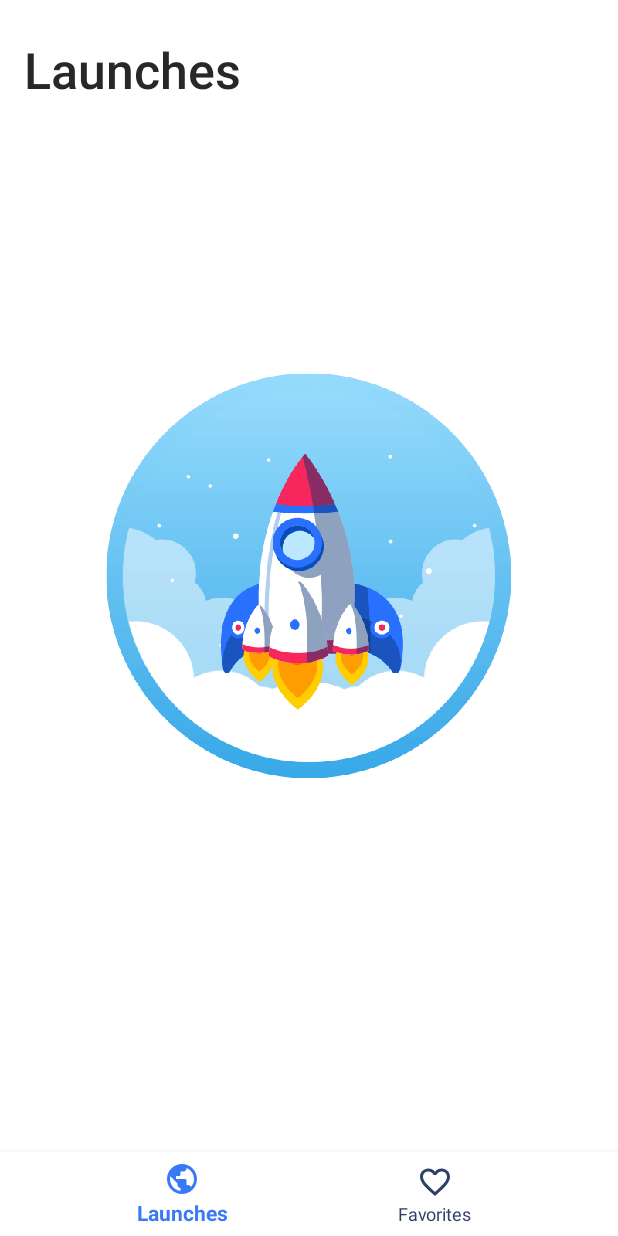
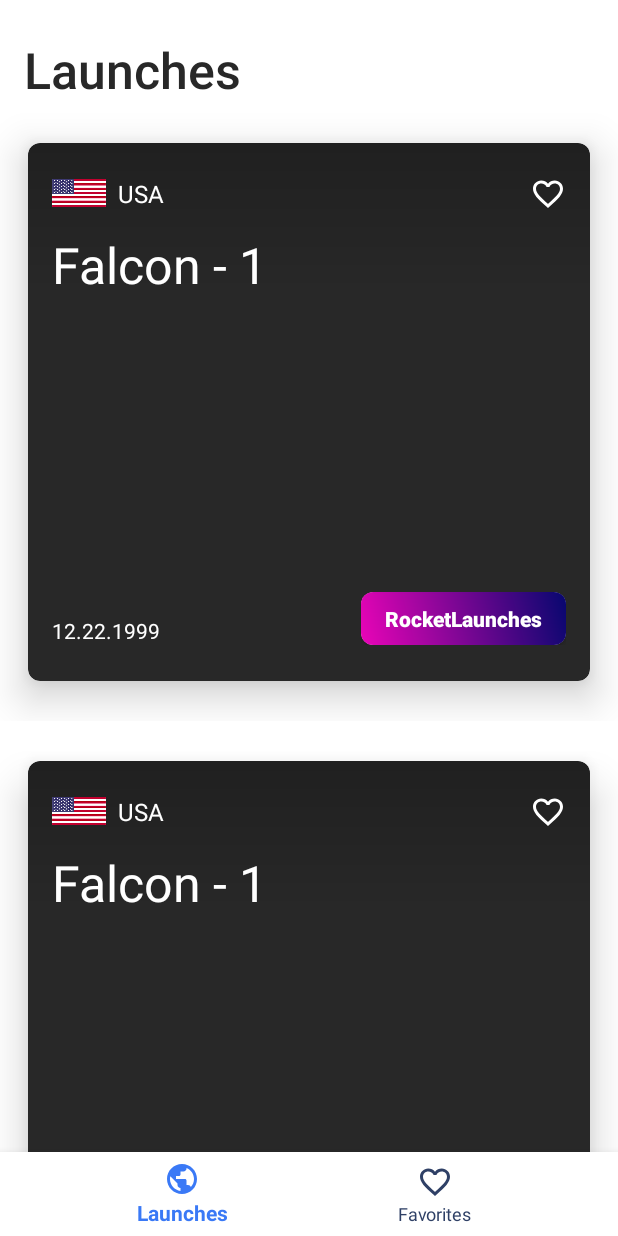
Before and after one commit to shevart/AndroidCleanArchitecture, an Android app: the screen it shows after launch (MainActivity), on a phone screen of 412 x 824 dp. Run offline under Robolectric (Android 15) with nearby library versions, the phone set to English and light mode, and no system bars; our stand-ins replace Dagger/Hilt's generated code, RxJava.

Commit message:
screens-structure - work with launches list ui

```diff
--- a/config.gradle
+++ b/config.gradle
@@ -45,6 +45,7 @@ ext {
     // ui
     glideVersion = '4.3.1'
     recycleViewVersion = '1.0.0'
+    cardViewVersion = '1.0.0'
     gifVersion = '1.2.16'
 
     // test
--- a/presentation/build.gradle
+++ b/presentation/build.gradle
@@ -44,7 +44,7 @@ dependencies {
     kapt "com.google.dagger:dagger-compiler:$daggerVersion"
     // UI
     implementation "androidx.recyclerview:recyclerview:$recycleViewVersion"
-    implementation 'androidx.cardview:cardview:1.0.0'
+    implementation "androidx.cardview:cardview:$cardViewVersion"
     implementation "pl.droidsonroids.gif:android-gif-drawable:$gifVersion"
 
     // Testing
--- a/presentation/src/main/java/com/shevart/rocketlaunches/models/UILaunch.kt
+++ b/presentation/src/main/java/com/shevart/rocketlaunches/models/UILaunch.kt
@@ -7,7 +7,7 @@ data class UILaunch(
     val id: Long,
     val name: String,
     @DrawableRes
-    val countryFlagId: Int,
+    val countryFlagResId: Int,
     val countryName: String,
     @DrawableRes
     val favoritesIconResId: Int,
--- a/presentation/src/main/java/com/shevart/rocketlaunches/models/UILaunchStatus.kt
+++ b/presentation/src/main/java/com/shevart/rocketlaunches/models/UILaunchStatus.kt
@@ -5,7 +5,7 @@ import androidx.annotation.StringRes
 
 data class UILaunchStatus(
     @StringRes
-    val statusResI: Int,
+    val statusResId: Int,
     @DrawableRes
     val backgroundResId: Int
 )
--- a/presentation/src/main/java/com/shevart/rocketlaunches/screen/shared/error/ErrorView.kt
+++ b/presentation/src/main/java/com/shevart/rocketlaunches/screen/customview/error/ErrorView.kt
@@ -1,4 +1,4 @@
-package com.shevart.rocketlaunches.screen.shared.error
+package com.shevart.rocketlaunches.screen.customview.error
 
 import android.content.Context
 import android.util.AttributeSet
--- /dev/null
+++ b/presentation/src/main/java/com/shevart/rocketlaunches/screen/customview/launchstatus/LaunchStatusView.kt
@@ -0,0 +1,29 @@
+package com.shevart.rocketlaunches.screen.customview.launchstatus
+
+import android.content.Context
+import android.util.AttributeSet
+import android.widget.FrameLayout
+import androidx.annotation.DrawableRes
+import androidx.annotation.StringRes
+import com.shevart.rocketlaunches.R
+import kotlinx.android.synthetic.main.layout_custom_view_launch_status.view.*
+
+class LaunchStatusView
+@JvmOverloads constructor(
+    context: Context,
+    attrs: AttributeSet? = null,
+    defStyleAttr: Int = 0
+) : FrameLayout(context, attrs, defStyleAttr) {
+
+    init {
+        inflate(context, R.layout.layout_custom_view_launch_status, this)
+    }
+
+    fun setText(@StringRes textResId: Int) {
+        tvRocketLaunchStatus.setText(textResId)
+    }
+
+    fun setStatusBg(@DrawableRes backgroundResId: Int) {
+        tvRocketLaunchStatus.setBackgroundResource(backgroundResId)
+    }
+}
--- a/presentation/src/main/java/com/shevart/rocketlaunches/screen/home/launches/LaunchesListFragment.kt
+++ b/presentation/src/main/java/com/shevart/rocketlaunches/screen/home/launches/LaunchesListFragment.kt
@@ -1,16 +1,20 @@
 package com.shevart.rocketlaunches.screen.home.launches
 
 import android.os.Bundle
-import androidx.fragment.app.Fragment
-import android.view.LayoutInflater
 import android.view.View
-import android.view.ViewGroup
+import androidx.recyclerview.widget.LinearLayoutManager
 
 import com.shevart.rocketlaunches.R
 import com.shevart.rocketlaunches.base.mvvm.AbsMvvmFragment
 import com.shevart.rocketlaunches.di.component.AppComponent
+import com.shevart.rocketlaunches.models.UILaunch
+import com.shevart.rocketlaunches.models.UILaunchStatus
+import com.shevart.rocketlaunches.screen.shared.launch.LaunchRVAdapter
+import kotlinx.android.synthetic.main.fragment_launches_list.*
 
 class LaunchesListFragment : AbsMvvmFragment<LaunchesListViewModel>() {
+    private lateinit var adapter: LaunchRVAdapter
+
     override fun provideLayoutResId() = R.layout.fragment_launches_list
 
     override fun provideViewModelClass() = LaunchesListViewModel::class.java
@@ -19,5 +23,62 @@ class LaunchesListFragment : AbsMvvmFragment<LaunchesListViewModel>() {
 
     override fun onViewCreated(view: View, savedInstanceState: Bundle?) {
         super.onViewCreated(view, savedInstanceState)
+
+        adapter = LaunchRVAdapter()
+        rvLaunches.layoutManager = LinearLayoutManager(requireContext())
+        rvLaunches.adapter = adapter
+
+        adapter.updateItems(
+            listOf(
+                UILaunch(
+                    id = 1,
+                    name = "Falcon - 1",
+                    countryFlagResId = R.drawable.flag_usa,
+                    countryName = "USA",
+                    favoritesIconResId = R.drawable.ic_favorite_white,
+                    date = "12.22.1999",
+                    status = UILaunchStatus(
+                        statusResId = R.string.app_name,
+                        backgroundResId = R.drawable.gradient_splash_bg
+                    )
+                ),
+                UILaunch(
+                    id = 1,
+                    name = "Falcon - 1",
+                    countryFlagResId = R.drawable.flag_usa,
+                    countryName = "USA",
+                    favoritesIconResId = R.drawable.ic_favorite_white,
+                    date = "12.22.1999",
+                    status = UILaunchStatus(
+                        statusResId = R.string.app_name,
+                        backgroundResId = R.drawable.gradient_splash_bg
+                    )
+                ),
+                UILaunch(
+                    id = 1,
+                    name = "Falcon - 1",
+                    countryFlagResId = R.drawable.flag_usa,
+                    countryName = "USA",
+                    favoritesIconResId = R.drawable.ic_favorite_white,
+                    date = "12.22.1999",
+                    status = UILaunchStatus(
+                        statusResId = R.string.app_name,
+                        backgroundResId = R.drawable.gradient_splash_bg
+                    )
+                ),
+                UILaunch(
+                    id = 1,
+                    name = "Falcon - 1",
+                    countryFlagResId = R.drawable.flag_usa,
+                    countryName = "USA",
+                    favoritesIconResId = R.drawable.ic_favorite_white,
+                    date = "12.22.1999",
+                    status = UILaunchStatus(
+                        statusResId = R.string.app_name,
+                        backgroundResId = R.drawable.gradient_splash_bg
+                    )
+                )
+            )
+        )
     }
 }
--- a/presentation/src/main/java/com/shevart/rocketlaunches/screen/shared/launch/LaunchRVAdapter.kt
+++ b/presentation/src/main/java/com/shevart/rocketlaunches/screen/shared/launch/LaunchRVAdapter.kt
@@ -1,7 +1,48 @@
 package com.shevart.rocketlaunches.screen.shared.launch
 
-class LaunchRVAdapter {
-    class LaunchViewHolder {
+import android.view.View
+import android.view.ViewGroup
+import android.widget.ImageView
+import android.widget.TextView
+import androidx.recyclerview.widget.RecyclerView
+import com.shevart.rocketlaunches.R
+import com.shevart.rocketlaunches.base.adapter.BaseRVAdapter
+import com.shevart.rocketlaunches.models.UILaunch
+import com.shevart.rocketlaunches.screen.customview.launchstatus.LaunchStatusView
+import com.shevart.rocketlaunches.screen.shared.launch.LaunchRVAdapter.LaunchViewHolder
 
+class LaunchRVAdapter : BaseRVAdapter<UILaunch, LaunchViewHolder>() {
+    override fun onCreateViewHolder(parent: ViewGroup, viewType: Int): LaunchViewHolder {
+        return LaunchViewHolder(inflate(parent, R.layout.item_rocket_launch))
+    }
+
+    override fun onBindViewHolder(holder: LaunchViewHolder, position: Int) {
+        val item = getItem(position)
+        holder.ivRocketLaunchItemFlag.setImageResource(item.countryFlagResId)
+        holder.tvRocketLaunchItemCountry.text = item.countryName
+        holder.ivRocketLaunchItemFavorite.setImageResource(item.favoritesIconResId)
+        holder.tvRocketLaunchItemTitle.text = item.name
+        holder.tvRocketLaunchItemDate.text = item.date
+        holder.svRocketLaunchItemStatus.setText(item.status.statusResId)
+        holder.svRocketLaunchItemStatus.setStatusBg(item.status.backgroundResId)
+    }
+
+    @Suppress("JoinDeclarationAndAssignment")
+    class LaunchViewHolder(itemView: View) : RecyclerView.ViewHolder(itemView) {
+        val ivRocketLaunchItemFlag: ImageView
+        val ivRocketLaunchItemFavorite: ImageView
+        val tvRocketLaunchItemCountry: TextView
+        val tvRocketLaunchItemTitle: TextView
+        val tvRocketLaunchItemDate: TextView
+        val svRocketLaunchItemStatus: LaunchStatusView
+
+        init {
+            ivRocketLaunchItemFlag = itemView.findViewById(R.id.ivRocketLaunchItemFlag)
+            ivRocketLaunchItemFavorite = itemView.findViewById(R.id.ivRocketLaunchItemFavorite)
+            tvRocketLaunchItemCountry = itemView.findViewById(R.id.tvRocketLaunchItemCountry)
+            tvRocketLaunchItemTitle = itemView.findViewById(R.id.tvRocketLaunchItemTitle)
+            tvRocketLaunchItemDate = itemView.findViewById(R.id.tvRocketLaunchItemDate)
+            svRocketLaunchItemStatus = itemView.findViewById(R.id.svRocketLaunchItemStatus)
+        }
     }
 }
--- a/presentation/src/main/res/drawable/gradient_black_alpha_to_transparent.xml
+++ b/presentation/src/main/res/drawable/gradient_black_alpha_to_transparent.xml
@@ -2,7 +2,7 @@
 <shape xmlns:android="http://schemas.android.com/apk/res/android">
     <gradient
         android:angle="90"
-        android:endColor="#33000000"
+        android:endColor="@color/blackAlpha20"
         android:startColor="@android:color/transparent"
         android:type="linear" />
 </shape>
--- a/presentation/src/main/res/layout/fragment_launches_list.xml
+++ b/presentation/src/main/res/layout/fragment_launches_list.xml
@@ -30,5 +30,6 @@
         android:layout_width="wrap_content"
         android:layout_height="wrap_content"
         android:layout_gravity="center"
+        android:visibility="gone"
         android:src="@drawable/rocket_animation_loading" />
 </FrameLayout>
--- a/presentation/src/main/res/layout/item_rocket_launch.xml
+++ b/presentation/src/main/res/layout/item_rocket_launch.xml
@@ -9,9 +9,10 @@
         android:id="@+id/cvRocketLaunch"
         android:layout_width="0dp"
         android:layout_height="0dp"
-        android:elevation="@dimen/doubleDimen"
         app:cardCornerRadius="@dimen/baseDimen"
+        app:cardElevation="@dimen/doubleDimen"
         app:cardUseCompatPadding="true"
+        app:cardBackgroundColor="@color/greyDark"
         app:layout_constraintBottom_toBottomOf="parent"
         app:layout_constraintDimensionRatio="w,1:1"
         app:layout_constraintEnd_toEndOf="parent"
--- /dev/null
+++ b/presentation/src/main/res/layout/layout_custom_view_launch_status.xml
@@ -0,0 +1,27 @@
+<?xml version="1.0" encoding="utf-8"?>
+<androidx.cardview.widget.CardView xmlns:android="http://schemas.android.com/apk/res/android"
+    xmlns:app="http://schemas.android.com/apk/res-auto"
+    xmlns:tools="http://schemas.android.com/tools"
+    android:id="@+id/cvRocketLaunchStatus"
+    android:layout_width="wrap_content"
+    android:layout_height="wrap_content"
+    android:elevation="0dp"
+    app:cardCornerRadius="@dimen/baseDimen">
+
+    <TextView
+        android:id="@+id/tvRocketLaunchStatus"
+        android:layout_width="wrap_content"
+        android:layout_height="wrap_content"
+        android:paddingStart="@dimen/doubleDimen"
+        android:paddingTop="@dimen/baseDimen"
+        android:paddingEnd="@dimen/doubleDimen"
+        android:paddingBottom="@dimen/baseDimen"
+        android:fontFamily="sans-serif-medium"
+        android:gravity="center"
+        android:textColor="@color/white"
+        android:textSize="@dimen/textNormalDimen"
+        android:textStyle="bold"
+        tools:text="Successfully"
+        tools:textColor="@color/greyDark" />
+
+</androidx.cardview.widget.CardView>
--- a/presentation/src/main/res/layout/layout_rocket_launch_item_card_content.xml
+++ b/presentation/src/main/res/layout/layout_rocket_launch_item_card_content.xml
@@ -21,14 +21,17 @@
 
     <androidx.constraintlayout.widget.ConstraintLayout
         android:layout_width="match_parent"
-        android:layout_height="match_parent">
+        android:layout_height="match_parent"
+        android:background="?selectableItemBackground"
+        android:clickable="true"
+        tools:ignore="KeyboardInaccessibleWidget">
 
         <ImageView
             android:id="@+id/ivRocketLaunchItemFlag"
             android:layout_width="36dp"
             android:layout_height="wrap_content"
             android:layout_marginStart="16dp"
-            android:layout_marginTop="16dp"
+            android:layout_marginTop="24dp"
             android:adjustViewBounds="true"
             android:contentDescription="@string/rocket_launch_country_flag_description"
             android:cropToPadding="false"
@@ -82,7 +85,14 @@
             app:layout_constraintBottom_toBottomOf="@+id/tvRocketLaunchItemCountry"
             app:layout_constraintEnd_toEndOf="@+id/tvRocketLaunchItemTitle"
             app:layout_constraintTop_toTopOf="@+id/tvRocketLaunchItemCountry"
-            app:srcCompat="@drawable/ic_favorite_white" />
+            tools:srcCompat="@drawable/ic_favorite_white" />
+
+        <com.shevart.rocketlaunches.screen.customview.launchstatus.LaunchStatusView
+            android:id="@+id/svRocketLaunchItemStatus"
+            android:layout_width="wrap_content"
+            android:layout_height="wrap_content"
+            app:layout_constraintBottom_toBottomOf="@+id/tvRocketLaunchItemDate"
+            app:layout_constraintEnd_toEndOf="@+id/tvRocketLaunchItemTitle" />
 
     </androidx.constraintlayout.widget.ConstraintLayout>
 </FrameLayout>
--- a/presentation/src/main/res/values/colors.xml
+++ b/presentation/src/main/res/values/colors.xml
@@ -7,4 +7,6 @@
 
     <color name="white">#ffffff</color>
     <color name="greyDark">#282828</color>
+
+    <color name="blackAlpha20">#33000000</color>
 </resources>
--- a/presentation/src/main/res/values/strings.xml
+++ b/presentation/src/main/res/values/strings.xml
@@ -2,6 +2,12 @@
     <string name="app_name">RocketLaunches</string>
     <string name="launches">Launches</string>
     <string name="favorites">Favorites</string>
+
+    <string name="launch_status_successfully">Successfully</string>
+    <string name="launch_status_failed">Failed</string>
+    <string name="launch_status_canceled">Canceled</string>
+    <string name="launch_status_scheduled">Scheduled</string>
+    <string name="launch_status_unknown">Unknown</string>
 
     <!-- TODO: Remove or change this placeholder text -->
     <string name="hello_blank_fragment">Hello blank fragment</string>
```
